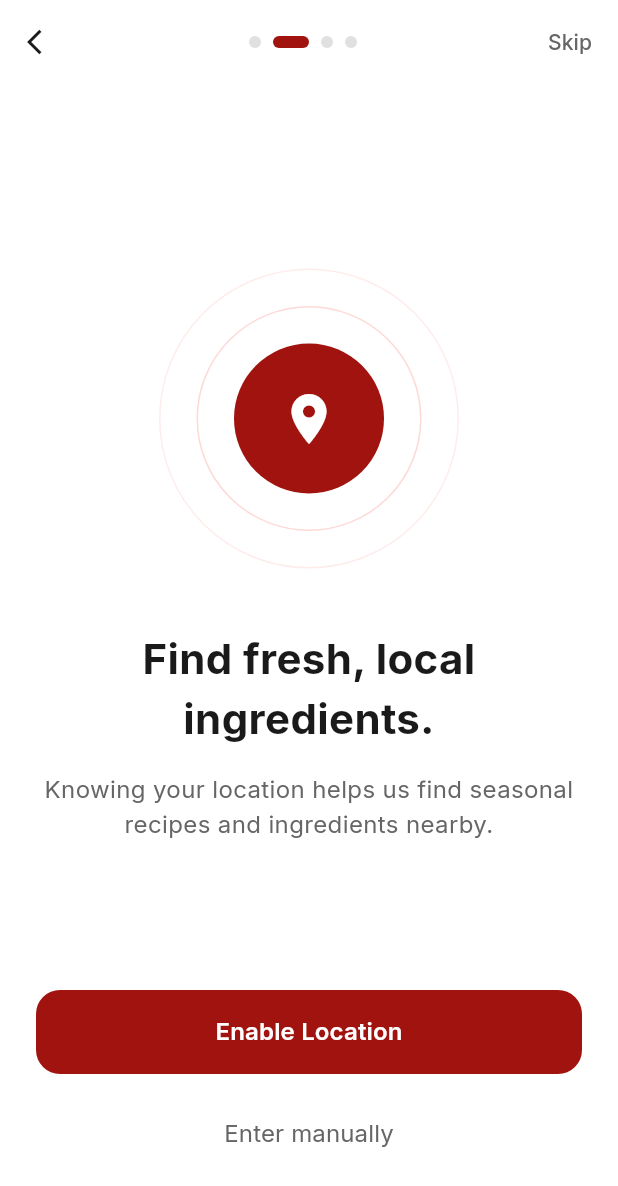
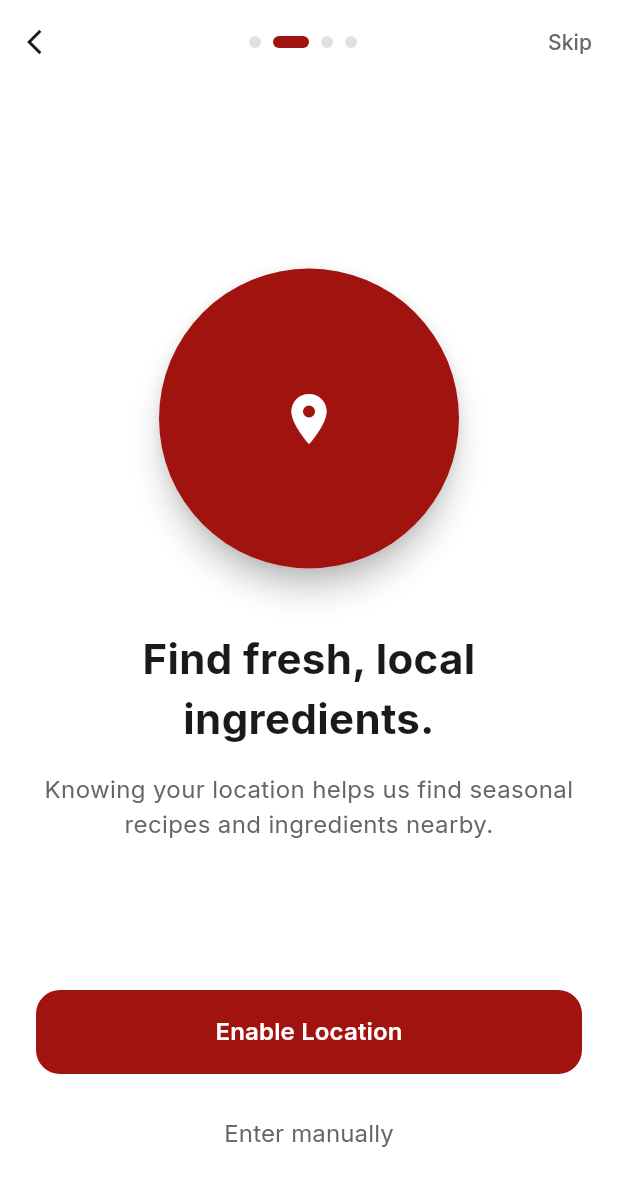
Before and after one commit to Avinash174/AnyFeast-Assignment, a Flutter app: the OnboardingScreen screen opened directly, swiped to page 2, on a phone screen of 412 x 824 dp. Shown: the top 1186 px of the screen. Run offline on Flutter 3.47's test engine with Material 3 defaults, Android fonts, the light colour scheme and no system bars; drawn by our look-alikes of avatar_glow, flutter_animate, smooth_page_indicator; our stand-ins replace google_fonts.

Commit message:
refactor: replace custom location icon animation with AvatarGlow widget

```diff
--- a/lib/src/features/onboarding/screens/location_permission_page.dart
+++ b/lib/src/features/onboarding/screens/location_permission_page.dart
@@ -1,5 +1,6 @@
 import 'package:flutter/material.dart';
 import 'package:flutter_animate/flutter_animate.dart';
+import 'package:avatar_glow/avatar_glow.dart';
 import '../../../constants/app_colors.dart';
 import '../../../constants/app_text_styles.dart';
 import '../widgets/primary_button.dart';
@@ -16,49 +17,19 @@
       child: Column(
         children: [
           const Spacer(),
-          // Location Icon Ring Animation
-          Stack(
-            alignment: Alignment.center,
-            children: [
-              Container(
+          // Location Icon with Avatar Glow
+          SizedBox(
+            height: 200,
             width: 200,
-                    height: 200,
-                    decoration: BoxDecoration(
-                      shape: BoxShape.circle,
-                      border: Border.all(
-                        color: Colors.red.withValues(alpha: 0.1),
-                      ),
-                    ),
-                  )
-                  .animate(onPlay: (controller) => controller.repeat())
-                  .scale(
-                    duration: 2000.ms,
-                    begin: const Offset(0.8, 0.8),
-                    end: const Offset(1.2, 1.2),
-                  )
-                  .fadeIn(duration: 1000.ms)
-                  .fadeOut(delay: 1000.ms, duration: 1000.ms),
-
-              Container(
-                    width: 150,
-                    height: 150,
-                    decoration: BoxDecoration(
-                      shape: BoxShape.circle,
-                      border: Border.all(
-                        color: Colors.red.withValues(alpha: 0.2),
-                      ),
-                    ),
-                  )
-                  .animate(
-                    onPlay: (controller) => controller.repeat(reverse: true),
-                  )
-                  .scale(
-                    duration: 1500.ms,
-                    begin: const Offset(0.9, 0.9),
-                    end: const Offset(1.1, 1.1),
-                  ),
-
-              Container(
+            child: AvatarGlow(
+              startDelay: const Duration(milliseconds: 1000),
+              glowColor: AppColors.primary,
+              glowShape: BoxShape.circle,
+              curve: Curves.fastOutSlowIn,
+              child: Material(
+                elevation: 8.0,
+                shape: const CircleBorder(),
+                child: Container(
                   width: 100,
                   height: 100,
                   decoration: const BoxDecoration(
@@ -70,9 +41,11 @@
                     color: Colors.white,
                     size: 40,
                   ),
+                ),
+              ),
+            ),
           ).animate().scale(duration: 600.ms, curve: Curves.elasticOut),
-            ],
-          ),
+
           const SizedBox(height: 40),
           Text(
             'Find fresh, local\ningredients.',
```
Lines whose indentation alone changed are shown as unchanged.
